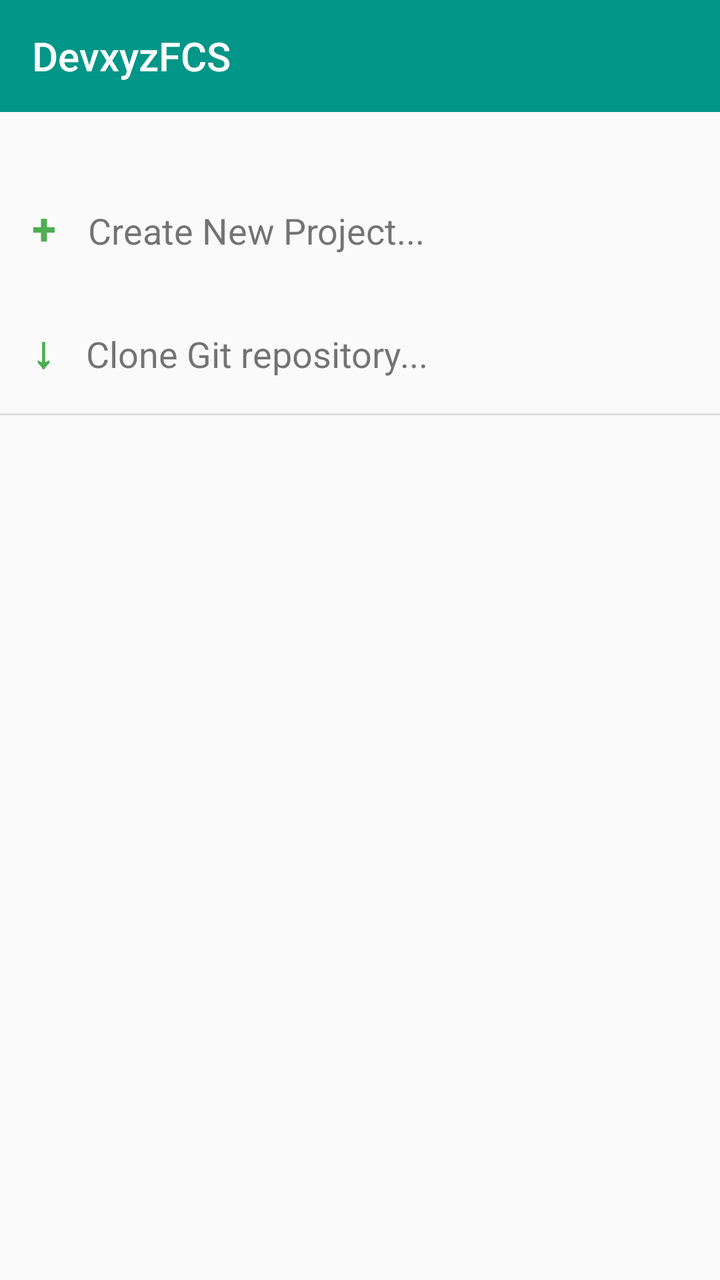
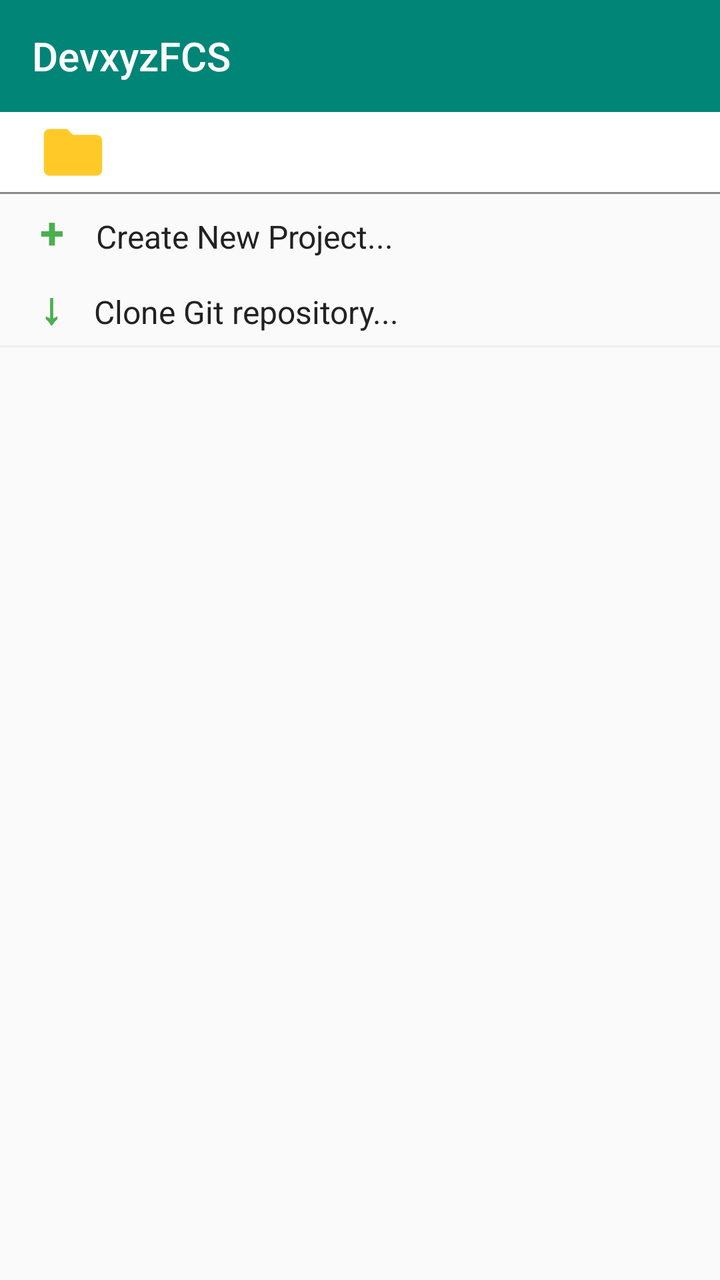

Screens rendered from an Android XML layout before and after an edit, with the pre-edit source and the edit as a unified diff.
<!-- AndroidManifest.xml: application theme AppTheme -->
<!-- res/layout/activity_main.xml -->
<?xml version="1.0" encoding="utf-8"?>
<androidx.drawerlayout.widget.DrawerLayout xmlns:android="http://schemas.android.com/apk/res/android"
    xmlns:app="http://schemas.android.com/apk/res-auto"
    android:id="@+id/drawer_layout"
    android:layout_width="match_parent"
    android:layout_height="match_parent">
    <LinearLayout
        android:layout_width="match_parent"
        android:layout_height="match_parent"
        android:orientation="vertical">
        <androidx.appcompat.widget.Toolbar
            android:id="@+id/toolbar"
            android:layout_width="match_parent"
            android:layout_height="?attr/actionBarSize"
            android:background="#009688"
            app:titleTextColor="#FFFFFF"
            app:title="DevxyzFCS" />
        <TextView
            android:id="@+id/breadcrumb"
            android:layout_width="match_parent"
            android:layout_height="wrap_content"
            android:paddingStart="16dp"
            android:paddingEnd="16dp"
            android:paddingTop="8dp"
            android:textColor="#757575"
            android:textSize="14sp" />
        <LinearLayout
            android:id="@+id/row_create"
            android:layout_width="match_parent"
            android:layout_height="wrap_content"
            android:orientation="horizontal"
            android:padding="16dp">
            <TextView
                android:layout_width="wrap_content"
                android:layout_height="wrap_content"
                android:text="+"
                android:textColor="#4CAF50"
                android:textSize="22sp"
                android:textStyle="bold"
                android:paddingEnd="16dp" />
            <TextView
                android:layout_width="wrap_content"
                android:layout_height="wrap_content"
                android:text="Create New Project..."
                android:textSize="18sp" />
        </LinearLayout>
        <LinearLayout
            android:id="@+id/row_clone"
            android:layout_width="match_parent"
            android:layout_height="wrap_content"
            android:orientation="horizontal"
            android:padding="16dp">
            <TextView
                android:layout_width="wrap_content"
                android:layout_height="wrap_content"
                android:text="↓"
                android:textColor="#4CAF50"
                android:textSize="22sp"
                android:textStyle="bold"
                android:paddingEnd="16dp" />
            <TextView
                android:layout_width="wrap_content"
                android:layout_height="wrap_content"
                android:text="Clone Git repository..."
                android:textSize="18sp" />
        </LinearLayout>
        <View
            android:layout_width="match_parent"
            android:layout_height="1dp"
            android:background="#DDDDDD" />
        <androidx.recyclerview.widget.RecyclerView
            android:id="@+id/project_list"
            android:layout_width="match_parent"
            android:layout_height="0dp"
            android:layout_weight="1" />
    </LinearLayout>
    <com.google.android.material.navigation.NavigationView
        android:id="@+id/nav_view"
        android:layout_width="300dp"
        android:layout_height="match_parent"
        android:layout_gravity="start"
        app:headerLayout="@layout/drawer_header"
        app:menu="@menu/drawer_menu" />
</androidx.drawerlayout.widget.DrawerLayout>
<!-- res/layout/drawer_header.xml (included above) -->
<?xml version="1.0" encoding="utf-8"?>
<LinearLayout xmlns:android="http://schemas.android.com/apk/res/android"
    android:layout_width="match_parent"
    android:layout_height="wrap_content"
    android:orientation="vertical"
    android:padding="16dp">
    <TextView
        android:layout_width="wrap_content"
        android:layout_height="wrap_content"
        android:text="Project"
        android:textSize="20sp"
        android:textStyle="bold" />
    <TextView
        android:layout_width="wrap_content"
        android:layout_height="wrap_content"
        android:text="DevxyzFCS"
        android:textColor="#757575"
        android:textSize="14sp" />
</LinearLayout>
<!-- resources referenced by this layout -->
<resources>
  <style name="AppTheme" parent="Theme.AppCompat.Light.NoActionBar">
          <item name="colorPrimary">#009688</item>
          <item name="colorPrimaryDark">#00796B</item>
          <item name="colorAccent">#009688</item>
      </style>
</resources>

<!-- the commit's change to res/layout/activity_main.xml (unified diff, before → after) -->
@@ -12,24 +12,45 @@
             android:id="@+id/toolbar"
             android:layout_width="match_parent"
             android:layout_height="?attr/actionBarSize"
-            android:background="#009688"
+            android:background="#008577"
             app:titleTextColor="#FFFFFF"
             app:title="DevxyzFCS" />
-        <TextView
-            android:id="@+id/breadcrumb"
+        <LinearLayout
             android:layout_width="match_parent"
             android:layout_height="wrap_content"
-            android:paddingStart="16dp"
-            android:paddingEnd="16dp"
-            android:paddingTop="8dp"
-            android:textColor="#757575"
-            android:textSize="14sp" />
+            android:orientation="horizontal"
+            android:background="#FFFFFF"
+            android:paddingStart="16dp">
+            <ImageView
+                android:layout_width="40dp"
+                android:layout_height="40dp"
+                android:layout_marginStart="3dp"
+                android:paddingEnd="5dp"
+                android:src="@drawable/ic_folder" />
+            <TextView
+                android:id="@+id/breadcrumb"
+                android:layout_width="0dp"
+                android:layout_height="wrap_content"
+                android:layout_weight="1"
+                android:layout_gravity="center_vertical"
+                android:ellipsize="end"
+                android:singleLine="true"
+                android:textColor="#222222"
+                android:textSize="16sp" />
+        </LinearLayout>
+        <View
+            android:layout_width="match_parent"
+            android:layout_height="1dp"
+            android:background="#888888" />
         <LinearLayout
             android:id="@+id/row_create"
             android:layout_width="match_parent"
             android:layout_height="wrap_content"
             android:orientation="horizontal"
-            android:padding="16dp">
+            android:paddingStart="20dp"
+            android:paddingTop="4dp"
+            android:paddingEnd="10dp"
+            android:paddingBottom="4dp">
             <TextView
                 android:layout_width="wrap_content"
                 android:layout_height="wrap_content"
@@ -42,14 +63,18 @@
                 android:layout_width="wrap_content"
                 android:layout_height="wrap_content"
                 android:text="Create New Project..."
-                android:textSize="18sp" />
+                android:textColor="#222222"
+                android:textSize="16sp" />
         </LinearLayout>
         <LinearLayout
             android:id="@+id/row_clone"
             android:layout_width="match_parent"
             android:layout_height="wrap_content"
             android:orientation="horizontal"
-            android:padding="16dp">
+            android:paddingStart="20dp"
+            android:paddingTop="4dp"
+            android:paddingEnd="10dp"
+            android:paddingBottom="4dp">
             <TextView
                 android:layout_width="wrap_content"
                 android:layout_height="wrap_content"
@@ -62,12 +87,13 @@
                 android:layout_width="wrap_content"
                 android:layout_height="wrap_content"
                 android:text="Clone Git repository..."
-                android:textSize="18sp" />
+                android:textColor="#222222"
+                android:textSize="16sp" />
         </LinearLayout>
         <View
             android:layout_width="match_parent"
             android:layout_height="1dp"
-            android:background="#DDDDDD" />
+            android:background="#EEEEEE" />
         <androidx.recyclerview.widget.RecyclerView
             android:id="@+id/project_list"
             android:layout_width="match_parent"
@@ -99,6 +125,6 @@
         android:layout_width="wrap_content"
         android:layout_height="wrap_content"
         android:text="DevxyzFCS"
-        android:textColor="#757575"
+        android:textColor="#888888"
         android:textSize="14sp" />
 </LinearLayout>
<!-- resource entries referenced after the edit -->
@@ -1,9 +1,20 @@
 <!-- resources referenced by this layout -->
 <resources>
+  <!-- drawable ic_folder (drawable) -->
+  <?xml version="1.0" encoding="utf-8"?>
+  <vector xmlns:android="http://schemas.android.com/apk/res/android"
+      android:width="24dp"
+      android:height="24dp"
+      android:viewportWidth="24"
+      android:viewportHeight="24">
+      <path
+          android:fillColor="#FFCA28"
+          android:pathData="M10,4H4C2.9,4 2,4.9 2,6v12c0,1.1 0.9,2 2,2h16c1.1,0 2,-0.9 2,-2V8c0,-1.1 -0.9,-2 -2,-2h-8l-2,-2z" />
+  </vector>
   <style name="AppTheme" parent="Theme.AppCompat.Light.NoActionBar">
-          <item name="colorPrimary">#009688</item>
-          <item name="colorPrimaryDark">#00796B</item>
-          <item name="colorAccent">#009688</item>
+          <item name="colorPrimary">#008577</item>
+          <item name="colorPrimaryDark">#008577</item>
+          <item name="colorAccent">#008577</item>
       </style>
 </resources>
 
